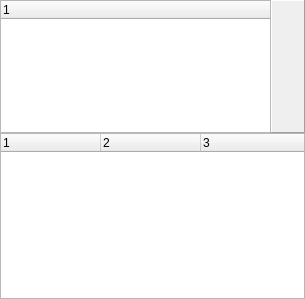
First picture: the form in src/GuiShareLocal.ui, repository hwgao/beebeep, before the edit.
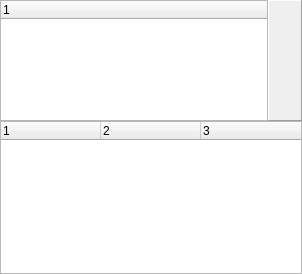
Second picture: the form after the edit. Icons and pictures are not drawn.

The edit to the form file:
```diff
--- a/src/GuiShareLocal.ui
+++ b/src/GuiShareLocal.ui
@@ -6,8 +6,8 @@
    <rect>
     <x>0</x>
     <y>0</y>
-    <width>305</width>
-    <height>299</height>
+    <width>302</width>
+    <height>274</height>
    </rect>
   </property>
   <property name="windowTitle">
```
